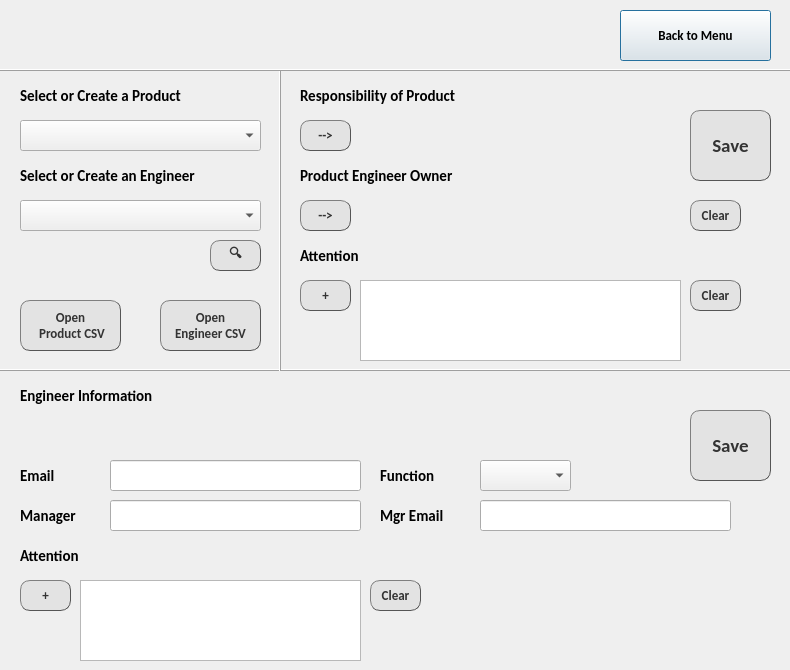
This is manager.ui in fyc0707/COTS as Qt 5 draws it before an edit. The edited form follows.
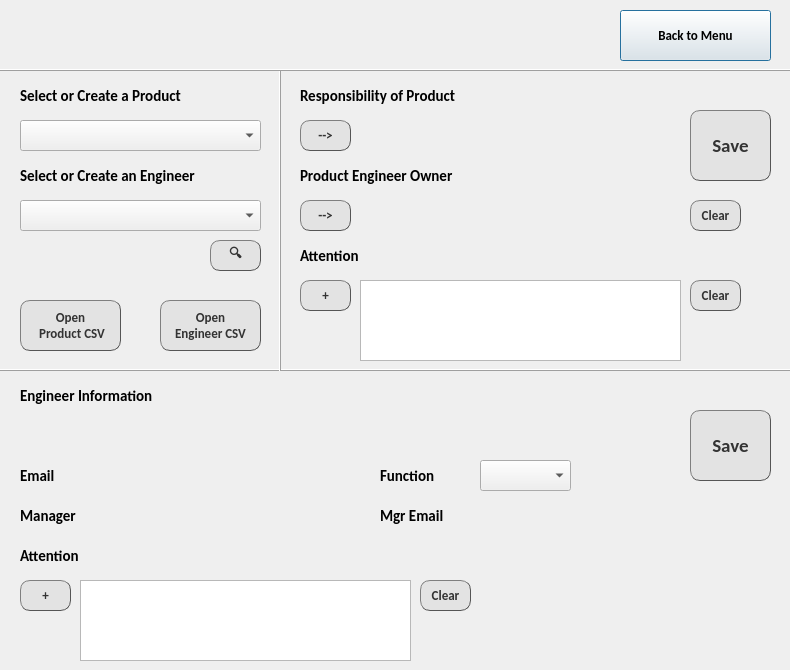
This is the edited form. Icons and pictures are not drawn.

```diff
--- a/manager.ui
+++ b/manager.ui
@@ -767,7 +767,7 @@
     <rect>
      <x>20</x>
      <y>420</y>
-     <width>321</width>
+     <width>331</width>
      <height>31</height>
     </rect>
    </property>
@@ -795,7 +795,7 @@
     <rect>
      <x>20</x>
      <y>460</y>
-     <width>121</width>
+     <width>91</width>
      <height>31</height>
     </rect>
    </property>
@@ -817,39 +817,12 @@
     <set>Qt::AlignLeading|Qt::AlignLeft|Qt::AlignVCenter</set>
    </property>
   </widget>
-  <widget class="QLineEdit" name="engEmailEdit">
-   <property name="geometry">
-    <rect>
-     <x>110</x>
-     <y>460</y>
-     <width>251</width>
-     <height>31</height>
-    </rect>
-   </property>
-   <property name="font">
-    <font>
-     <family>Calibri</family>
-     <pointsize>12</pointsize>
-     <weight>75</weight>
-     <bold>true</bold>
-    </font>
-   </property>
-   <property name="focusPolicy">
-    <enum>Qt::ClickFocus</enum>
-   </property>
-   <property name="text">
-    <string/>
-   </property>
-   <property name="alignment">
-    <set>Qt::AlignLeading|Qt::AlignLeft|Qt::AlignVCenter</set>
-   </property>
-  </widget>
   <widget class="QLabel" name="Label_9">
    <property name="geometry">
     <rect>
      <x>20</x>
      <y>500</y>
-     <width>121</width>
+     <width>91</width>
      <height>31</height>
     </rect>
    </property>
@@ -871,33 +844,6 @@
     <set>Qt::AlignLeading|Qt::AlignLeft|Qt::AlignVCenter</set>
    </property>
   </widget>
-  <widget class="QLineEdit" name="mgrEdit">
-   <property name="geometry">
-    <rect>
-     <x>110</x>
-     <y>500</y>
-     <width>251</width>
-     <height>31</height>
-    </rect>
-   </property>
-   <property name="font">
-    <font>
-     <family>Calibri</family>
-     <pointsize>12</pointsize>
-     <weight>75</weight>
-     <bold>true</bold>
-    </font>
-   </property>
-   <property name="focusPolicy">
-    <enum>Qt::ClickFocus</enum>
-   </property>
-   <property name="text">
-    <string/>
-   </property>
-   <property name="alignment">
-    <set>Qt::AlignLeading|Qt::AlignLeft|Qt::AlignVCenter</set>
-   </property>
-  </widget>
   <widget class="QPushButton" name="addEngAttButton">
    <property name="geometry">
     <rect>
@@ -952,7 +898,7 @@
     <rect>
      <x>80</x>
      <y>580</y>
-     <width>281</width>
+     <width>331</width>
      <height>81</height>
     </rect>
    </property>
@@ -1001,7 +947,7 @@
   <widget class="QPushButton" name="clearEngAttButton">
    <property name="geometry">
     <rect>
-     <x>370</x>
+     <x>420</x>
      <y>580</y>
      <width>51</width>
      <height>31</height>
@@ -1052,7 +998,7 @@
     <rect>
      <x>380</x>
      <y>500</y>
-     <width>121</width>
+     <width>101</width>
      <height>31</height>
     </rect>
    </property>
@@ -1074,39 +1020,12 @@
     <set>Qt::AlignLeading|Qt::AlignLeft|Qt::AlignVCenter</set>
    </property>
   </widget>
-  <widget class="QLineEdit" name="mgrEmailEdit">
-   <property name="geometry">
-    <rect>
-     <x>480</x>
-     <y>500</y>
-     <width>251</width>
-     <height>31</height>
-    </rect>
-   </property>
-   <property name="font">
-    <font>
-     <family>Calibri</family>
-     <pointsize>12</pointsize>
-     <weight>75</weight>
-     <bold>true</bold>
-    </font>
-   </property>
-   <property name="focusPolicy">
-    <enum>Qt::ClickFocus</enum>
-   </property>
-   <property name="text">
-    <string/>
-   </property>
-   <property name="alignment">
-    <set>Qt::AlignLeading|Qt::AlignLeft|Qt::AlignVCenter</set>
-   </property>
-  </widget>
   <widget class="QLabel" name="Label_11">
    <property name="geometry">
     <rect>
      <x>380</x>
      <y>460</y>
-     <width>121</width>
+     <width>101</width>
      <height>31</height>
     </rect>
    </property>
@@ -1357,6 +1276,90 @@
     <bool>false</bool>
    </property>
   </widget>
+  <widget class="QLabel" name="engEmailLabel">
+   <property name="geometry">
+    <rect>
+     <x>110</x>
+     <y>460</y>
+     <width>241</width>
+     <height>31</height>
+    </rect>
+   </property>
+   <property name="font">
+    <font>
+     <family>Calibri</family>
+     <pointsize>12</pointsize>
+     <weight>75</weight>
+     <bold>true</bold>
+     <underline>true</underline>
+    </font>
+   </property>
+   <property name="focusPolicy">
+    <enum>Qt::NoFocus</enum>
+   </property>
+   <property name="text">
+    <string/>
+   </property>
+   <property name="alignment">
+    <set>Qt::AlignLeading|Qt::AlignLeft|Qt::AlignVCenter</set>
+   </property>
+  </widget>
+  <widget class="QLabel" name="mgrNameLabel">
+   <property name="geometry">
+    <rect>
+     <x>110</x>
+     <y>500</y>
+     <width>241</width>
+     <height>31</height>
+    </rect>
+   </property>
+   <property name="font">
+    <font>
+     <family>Calibri</family>
+     <pointsize>12</pointsize>
+     <weight>75</weight>
+     <bold>true</bold>
+     <underline>true</underline>
+    </font>
+   </property>
+   <property name="focusPolicy">
+    <enum>Qt::NoFocus</enum>
+   </property>
+   <property name="text">
+    <string/>
+   </property>
+   <property name="alignment">
+    <set>Qt::AlignLeading|Qt::AlignLeft|Qt::AlignVCenter</set>
+   </property>
+  </widget>
+  <widget class="QLabel" name="mgrEmailLabel">
+   <property name="geometry">
+    <rect>
+     <x>480</x>
+     <y>500</y>
+     <width>241</width>
+     <height>31</height>
+    </rect>
+   </property>
+   <property name="font">
+    <font>
+     <family>Calibri</family>
+     <pointsize>12</pointsize>
+     <weight>75</weight>
+     <bold>true</bold>
+     <underline>true</underline>
+    </font>
+   </property>
+   <property name="focusPolicy">
+    <enum>Qt::NoFocus</enum>
+   </property>
+   <property name="text">
+    <string/>
+   </property>
+   <property name="alignment">
+    <set>Qt::AlignLeading|Qt::AlignLeft|Qt::AlignVCenter</set>
+   </property>
+  </widget>
   <zorder>line_3</zorder>
   <zorder>line_2</zorder>
   <zorder>welcomeLabel</zorder>
```
Left out of the diff: 6 changed lines with no effect on the pictures.
